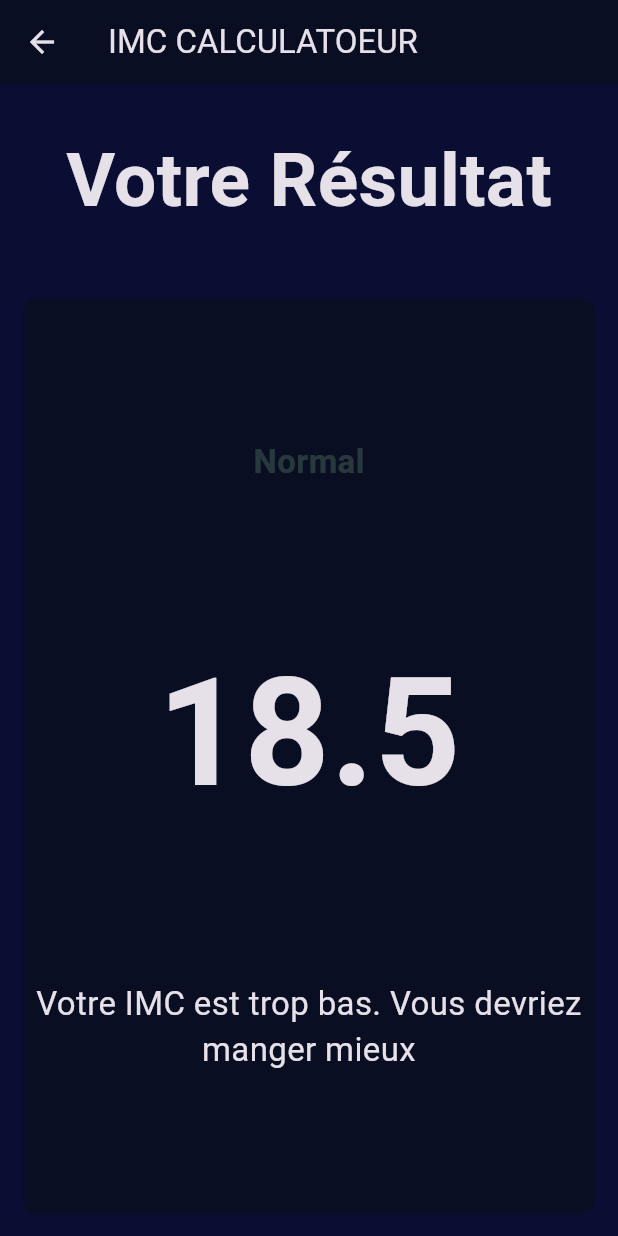
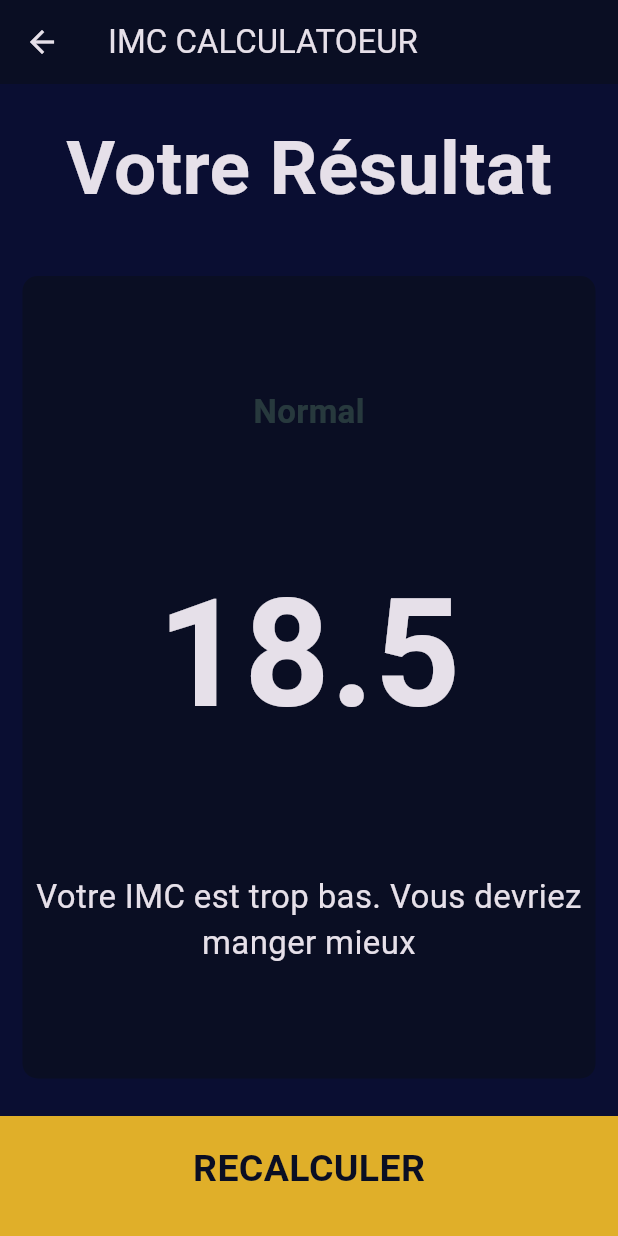
Before and after one commit to Aleks512/IMC-calculator-Flutter, a Flutter app: the ResultsPage screen opened directly, on a phone screen of 412 x 824 dp. Run offline on Flutter 3.47's test engine with Material 3 defaults, Android fonts, the phone set to English and light mode, and no system bars; our stand-ins replace font_awesome_flutter.

Commit message:
refactoring final

```diff
--- a/lib/screens/results_page.dart
+++ b/lib/screens/results_page.dart
@@ -1,6 +1,7 @@
 import 'package:flutter/material.dart';
 import 'package:imc_calculateur/components/reusable_cart.dart';
 import '../constants.dart';
+import 'package:imc_calculateur/components/bottom_btn.dart';
 
 class ResultsPage extends StatelessWidget {
   const ResultsPage({super.key});
@@ -28,26 +29,28 @@ class ResultsPage extends StatelessWidget {
               cardChild: Column(
                 mainAxisAlignment: MainAxisAlignment.spaceEvenly,
                 crossAxisAlignment: CrossAxisAlignment.stretch,
-
                 children: [
                   Center(
                     child: Text(
                       'Normal',
                       style: kResultTextStyle,
                     ),
-
                   ),
                   Center(
-                      child: Text("18.5",
-                        style:kResultNumbertextStyle),
+                    child: Text("18.5", style: kResultNumbertextStyle),
                   ),
                   Text('Votre IMC est trop bas. Vous devriez manger mieux',
                       style: kRecommendationTextStyle,
                       textAlign: TextAlign.center),
                 ],
-
               ),
-              ))
+            ),
+          ),
+          BigYellowBotton(
+              onTap: () {
+                Navigator.pop(context);
+              },
+              BtnText: "RECALCULER")
         ],
       ),
     );
```
Lines whose indentation alone changed are shown as unchanged.
